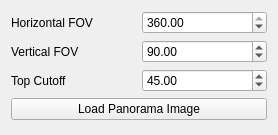
RomkoSI/OpenFlipper-staging, file Plugin-PanoramaControl/panoramatoolbox.ui: the form before one commit.
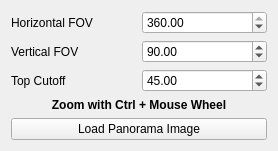
The form after the commit.

Commit message: Add hint to UI, on how to zoom

The edit to the form file:
```diff
--- a/Plugin-PanoramaControl/panoramatoolbox.ui
+++ b/Plugin-PanoramaControl/panoramatoolbox.ui
@@ -131,6 +131,13 @@
      </item>
     </layout>
    </item>
+   <item>
+    <widget class="QLabel" name="label_4">
+     <property name="text">
+      <string>&lt;html&gt;&lt;head/&gt;&lt;body&gt;&lt;p align=&quot;center&quot;&gt;&lt;span style=&quot; font-weight:600;&quot;&gt;Zoom with Ctrl + Mouse Wheel&lt;/span&gt;&lt;/p&gt;&lt;/body&gt;&lt;/html&gt;</string>
+     </property>
+    </widget>
+   </item>
    <item>
     <widget class="QPushButton" name="loadButton">
      <property name="toolTip">
```
Left out of the diff: 4 changed lines with no effect on the pictures.
